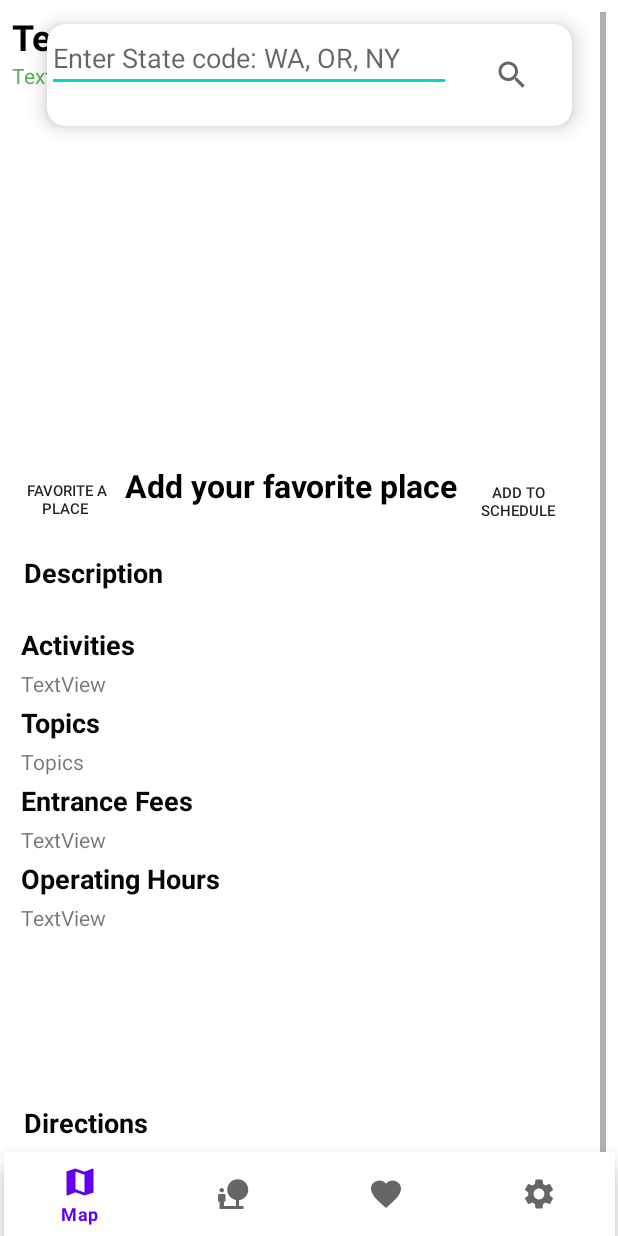
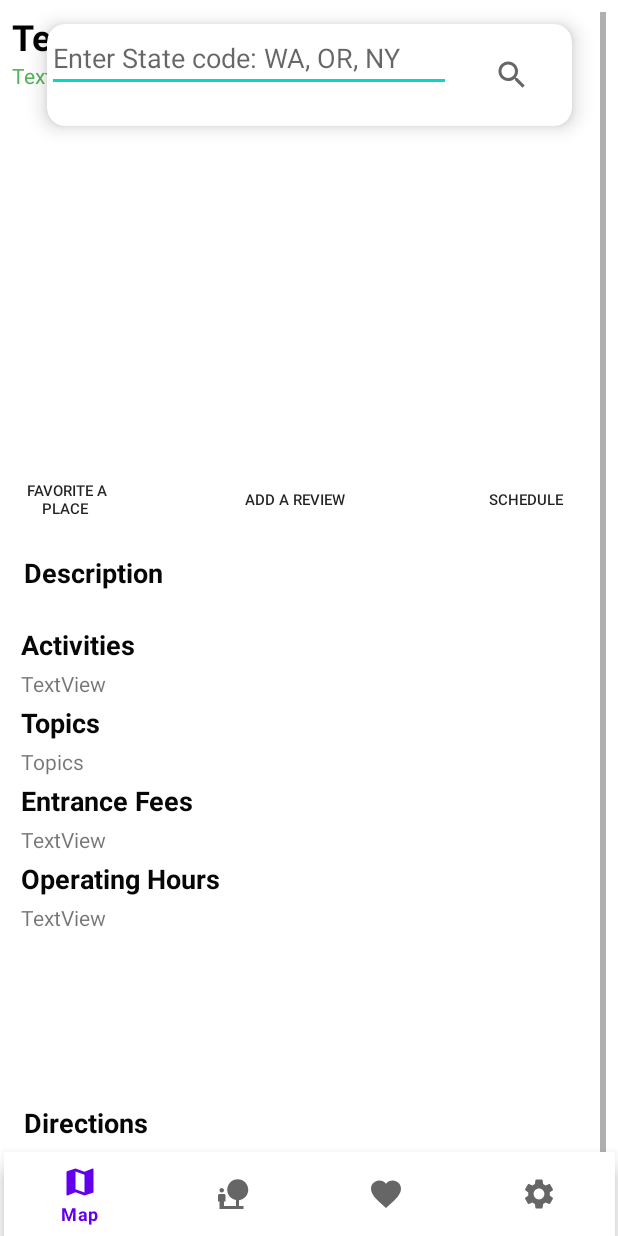
Before and after one commit to jojo0105/AppDev-FinalProject, an Android app: the fragment DetailsFragment placed in its activity, on a phone screen of 412 x 824 dp. Run offline under Robolectric (Android 15) with nearby library versions, the light colour scheme and no system bars; our stand-ins replace Firebase (no records; nobody signed in at launch, a user with empty details on screens opened directly), Picasso; pictures from the network do not load; 1 statement that could not run was skipped.

Commit message:
Review button added

```diff
--- /dev/null
+++ b/Discovery/app/src/main/res/drawable/add_review.xml
@@ -0,0 +1,5 @@
+<?xml version="1.0" encoding="utf-8"?>
+<selector xmlns:tools="http://schemas.android.com/tools" xmlns:android="http://schemas.android.com/apk/res/android">
+    <item android:state_checked="true" android:drawable="@drawable/ic_baseline_rate_review_24" tools:ignore="StateListReachable" />
+    <item android:state_checked="true" android:drawable="@drawable/assignment_24" />
+</selector>
--- /dev/null
+++ b/Discovery/app/src/main/res/drawable/ic_baseline_rate_review_24.xml
@@ -0,0 +1,10 @@
+<vector xmlns:android="http://schemas.android.com/apk/res/android"
+    android:width="24dp"
+    android:height="24dp"
+    android:viewportWidth="24"
+    android:viewportHeight="24"
+    android:tint="?attr/color">
+  <path
+      android:fillColor="#15CD99"
+      android:pathData="M20,2L4,2c-1.1,0 -1.99,0.9 -1.99,2L2,22l4,-4h14c1.1,0 2,-0.9 2,-2L22,4c0,-1.1 -0.9,-2 -2,-2zM6,14v-2.47l6.88,-6.88c0.2,-0.2 0.51,-0.2 0.71,0l1.77,1.77c0.2,0.2 0.2,0.51 0,0.71L8.47,14L6,14zM18,14h-7.5l2,-2L18,12v2z"/>
+</vector>
--- a/Discovery/app/src/main/res/layout/fragment_details.xml
+++ b/Discovery/app/src/main/res/layout/fragment_details.xml
@@ -60,9 +60,69 @@
                 <TextView
                     android:layout_width="wrap_content"
                     android:layout_height="wrap_content"
-                    android:text=" Add your favorite place "
+                    android:text="       "
                     android:textColor="@color/black"
-                    android:textSize="21sp"
+                    android:textSize="15sp"
+                    android:textStyle="bold" />
+
+                <TextView
+                    android:layout_width="wrap_content"
+                    android:layout_height="wrap_content"
+                    android:text="       "
+                    android:textColor="@color/black"
+                    android:textSize="12sp"
+                    android:textStyle="bold" />
+                <TextView
+                    android:layout_width="wrap_content"
+                    android:layout_height="wrap_content"
+                    android:text="       "
+                    android:textColor="@color/black"
+                    android:textSize="12sp"
+                    android:textStyle="bold" />
+                <TextView
+                    android:layout_width="wrap_content"
+                    android:layout_height="wrap_content"
+                    android:text="       "
+                    android:textColor="@color/black"
+                    android:textSize="12sp"
+                    android:textStyle="bold" />
+                <ToggleButton
+                    android:id="@+id/add_review_btn"
+                    android:layout_width="70dp"
+                    android:layout_height="wrap_content"
+                    android:background="@drawable/add_review"
+                    android:onClick="onAddedScheduleClick"
+                    android:textOff="Add a review"
+                    android:textOn=""
+                    android:textSize="10sp" />
+
+                <TextView
+                    android:layout_width="wrap_content"
+                    android:layout_height="wrap_content"
+                    android:text="       "
+                    android:textColor="@color/black"
+                    android:textSize="15sp"
+                    android:textStyle="bold" />
+                <TextView
+                    android:layout_width="wrap_content"
+                    android:layout_height="wrap_content"
+                    android:text="       "
+                    android:textColor="@color/black"
+                    android:textSize="12sp"
+                    android:textStyle="bold" />
+                <TextView
+                    android:layout_width="wrap_content"
+                    android:layout_height="wrap_content"
+                    android:text="       "
+                    android:textColor="@color/black"
+                    android:textSize="12sp"
+                    android:textStyle="bold" />
+                <TextView
+                    android:layout_width="wrap_content"
+                    android:layout_height="wrap_content"
+                    android:text="       "
+                    android:textColor="@color/black"
+                    android:textSize="12sp"
                     android:textStyle="bold" />
 
                 <ToggleButton
@@ -71,9 +131,10 @@
                     android:layout_height="wrap_content"
                     android:background="@drawable/added_items"
                     android:onClick="onAddedScheduleClick"
-                    android:textOff="Add to schedule"
+                    android:textOff="Schedule"
                     android:textOn=""
                     android:textSize="10sp" />
+
 
 
             </LinearLayout>
```
